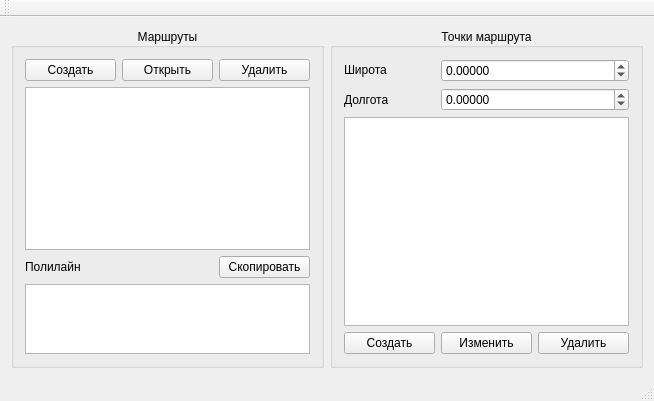
Before: the Qt Designer form mainwindow.ui in MikeGus/polyline, drawn with Qt 5.
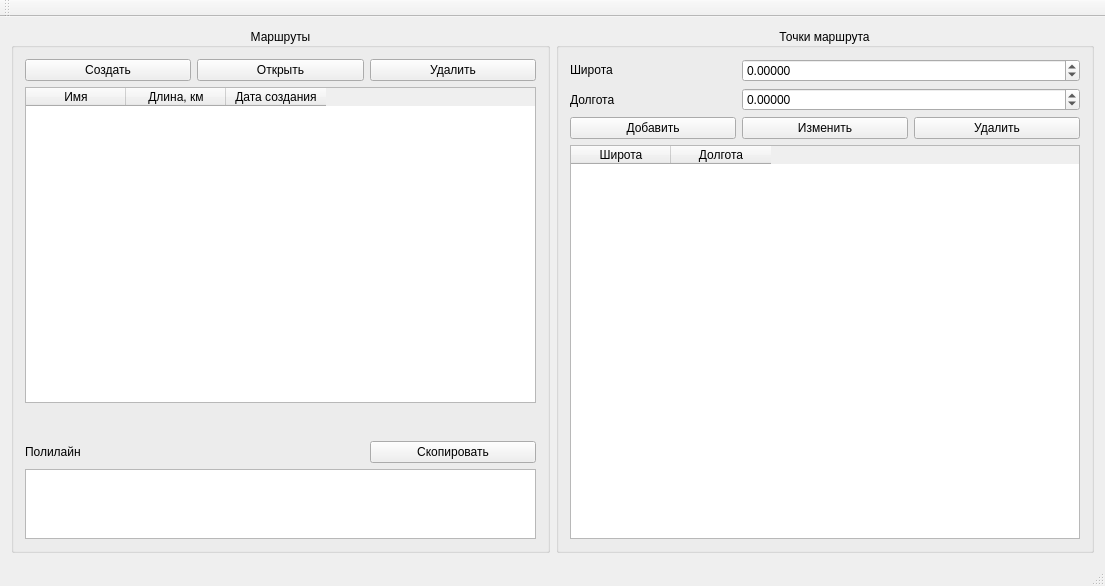
After: the same form once the commit is applied.

What changed in the file:
```diff
--- a/mainwindow.ui
+++ b/mainwindow.ui
@@ -6,8 +6,8 @@
    <rect>
     <x>0</x>
     <y>0</y>
-    <width>654</width>
-    <height>401</height>
+    <width>1105</width>
+    <height>586</height>
    </rect>
   </property>
   <property name="windowTitle">
@@ -23,7 +23,7 @@
       <property name="alignment">
        <set>Qt::AlignCenter</set>
       </property>
-      <layout class="QGridLayout" name="gridLayout" rowstretch="1,10,0,1,1">
+      <layout class="QGridLayout" name="gridLayout" rowstretch="1,10,1,1,1">
        <item row="3" column="0">
         <widget class="QLabel" name="label">
          <property name="text">
@@ -63,7 +63,23 @@
         </widget>
        </item>
        <item row="1" column="0" colspan="3">
-        <widget class="QTableView" name="tableView"/>
+        <widget class="QTableWidget" name="routeTableWidget">
+         <column>
+          <property name="text">
+           <string>Имя</string>
+          </property>
+         </column>
+         <column>
+          <property name="text">
+           <string>Длина, км</string>
+          </property>
+         </column>
+         <column>
+          <property name="text">
+           <string>Дата создания</string>
+          </property>
+         </column>
+        </widget>
        </item>
       </layout>
      </widget>
@@ -98,6 +114,9 @@
          <property name="singleStep">
           <double>0.000010000000000</double>
          </property>
+         <property name="value">
+          <double>0.000000000000000</double>
+         </property>
         </widget>
        </item>
        <item row="1" column="0">
@@ -121,12 +140,15 @@
          <property name="singleStep">
           <double>0.000010000000000</double>
          </property>
+         <property name="value">
+          <double>0.000000000000000</double>
+         </property>
         </widget>
        </item>
        <item row="3" column="0">
         <widget class="QPushButton" name="createWaypointButton">
          <property name="text">
-          <string>Создать</string>
+          <string>Добавить</string>
          </property>
         </widget>
        </item>
@@ -144,8 +166,19 @@
          </property>
         </widget>
        </item>
-       <item row="2" column="0" colspan="3">
-        <widget class="QTableWidget" name="tableWidget"/>
+       <item row="4" column="0" colspan="3">
+        <widget class="QTableWidget" name="pointTableWidget">
+         <column>
+          <property name="text">
+           <string>Широта</string>
+          </property>
+         </column>
+         <column>
+          <property name="text">
+           <string>Долгота</string>
+          </property>
+         </column>
+        </widget>
        </item>
       </layout>
      </widget>
```
Left out of the diff: 4 changed lines with no effect on the pictures.
